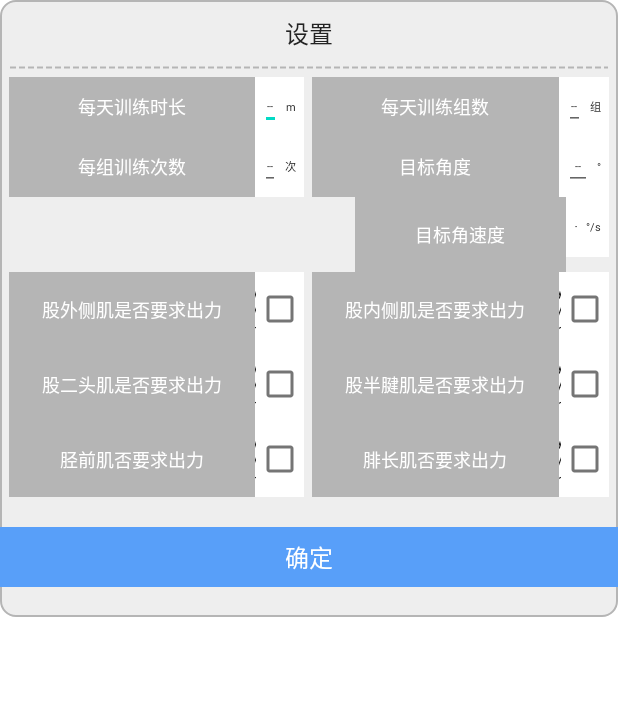
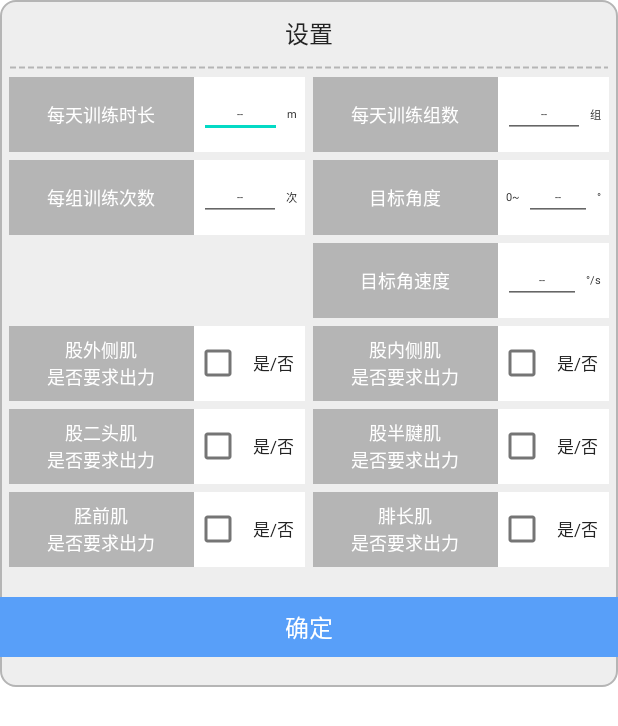
Before and after one commit to lyx0206331/OrthRecNursing, an Android app: the layout dialog_setting.xml on its own in the app's theme, with its tools: preview values and no code run, on a phone screen of 412 x 824 dp. Shown: the top 726 px of the screen. Run offline under Robolectric (Android 15) with nearby library versions, the phone set to English and light mode, and no system bars.

Commit message:
1.图表显示x坐标最大值从1000修改到100 2.优化设置界面 3.计时功能由设备处理，不在自动计算

```diff
--- a/app/build.gradle
+++ b/app/build.gradle
@@ -13,8 +13,8 @@ android {
         applicationId "com.chwishay.orthrecnursing"
         minSdk 21
         targetSdk 31
-        versionCode 1
-        versionName "1.1"
+        versionCode 3
+        versionName "1.2"
 
         testInstrumentationRunner "androidx.test.runner.AndroidJUnitRunner"
     }
--- a/app/src/main/res/layout/dialog_setting.xml
+++ b/app/src/main/res/layout/dialog_setting.xml
@@ -52,34 +52,44 @@
                     app:eet_suf_text="组"
                     app:eet_center_text="--"/>
             </TableRow>
-            <TableRow>
+            <TableRow android:layout_marginTop="@dimen/inner_frame_layout_padding">
+
                 <TextView
                     style="@style/textStyle_l"
                     android:text="@string/group_training_num" />
+
                 <com.chwishay.orthrecnursing.views.ExpandableEditText
                     android:id="@+id/etGroupTrainingNum"
                     style="@style/eetStyle"
                     app:eet_suf_text="次"
-                    app:eet_center_text="--"/>
+                    app:eet_center_text="--" />
+
                 <TextView
                     style="@style/textStyle_l"
                     android:layout_marginLeft="@dimen/inner_frame_layout_padding"
                     android:text="@string/target_angle" />
+
                 <com.chwishay.orthrecnursing.views.ExpandableEditText
                     android:id="@+id/etTargetAngle"
                     style="@style/eetStyle"
+                    android:paddingStart="5dp"
+                    app:eet_pre_text="0~"
                     app:eet_suf_text="°"
                     app:eet_center_text="--" />
             </TableRow>
-            <TableRow>
+
+            <TableRow android:layout_marginTop="@dimen/inner_frame_layout_padding">
+
                 <TextView
                     style="@style/textStyle_l"
                     android:text="@string/setting_joint_active_range"
-                    android:visibility="invisible"/>
+                    android:visibility="invisible" />
+
                 <TextView
                     style="@style/textStyle_v"
                     android:text="--°"
-                    android:visibility="invisible"/>
+                    android:visibility="invisible" />
+
                 <TextView
                     style="@style/textStyle_l"
                     android:layout_marginLeft="@dimen/inner_frame_layout_padding"
@@ -91,13 +101,16 @@
                     app:eet_center_text="--" />
             </TableRow>
 
-            <TableRow>
+            <TableRow android:layout_marginTop="@dimen/inner_frame_layout_padding">
+
                 <TextView
                     style="@style/textStyle_l"
                     android:text="@string/lateral_femoral_muscle_if_work" />
+
                 <CheckBox
                     android:id="@+id/cbLateralFemoralMuscleIfWork"
-                    style="@style/checkboxStyle"/>
+                    style="@style/checkboxStyle" />
+
                 <TextView
                     style="@style/textStyle_l"
                     android:layout_marginLeft="@dimen/inner_frame_layout_padding"
@@ -106,13 +119,17 @@
                     android:id="@+id/cbMedialFemoralMuscleIfWork"
                     style="@style/checkboxStyle" />
             </TableRow>
-            <TableRow>
+
+            <TableRow android:layout_marginTop="@dimen/inner_frame_layout_padding">
+
                 <TextView
                     style="@style/textStyle_l"
                     android:text="@string/biceps_femoris_if_work" />
+
                 <CheckBox
                     android:id="@+id/cbBicepsFemorisIfWork"
                     style="@style/checkboxStyle" />
+
                 <TextView
                     style="@style/textStyle_l"
                     android:layout_marginLeft="@dimen/inner_frame_layout_padding"
@@ -121,13 +138,17 @@
                     android:id="@+id/cbSemitendinosusFemorisIfWork"
                     style="@style/checkboxStyle" />
             </TableRow>
-            <TableRow>
+
+            <TableRow android:layout_marginTop="@dimen/inner_frame_layout_padding">
+
                 <TextView
                     style="@style/textStyle_l"
                     android:text="@string/anterior_tibial_tendon_if_work" />
+
                 <CheckBox
                     android:id="@+id/cbAnteriorTibialTendonIfWork"
                     style="@style/checkboxStyle" />
+
                 <TextView
                     style="@style/textStyle_l"
                     android:layout_marginLeft="@dimen/inner_frame_layout_padding"
--- a/app/src/main/res/values/strings.xml
+++ b/app/src/main/res/values/strings.xml
@@ -55,12 +55,12 @@
     <string name="current_training_group">当前训练组数</string>
     <string name="target_angle">目标角度</string>
     <string name="target_angle_velocity">目标角速度</string>
-    <string name="lateral_femoral_muscle_if_work">股外侧肌是否要求出力</string>
-    <string name="medial_femoral_muscle_if_work">股内侧肌是否要求出力</string>
-    <string name="biceps_femoris_if_work">股二头肌是否要求出力</string>
-    <string name="semitendinosus_femoris_if_work">股半腱肌是否要求出力</string>
-    <string name="anterior_tibial_tendon_if_work">胫前肌否要求出力</string>
-    <string name="peroneal_muscle_if_work">腓长肌否要求出力</string>
+    <string name="lateral_femoral_muscle_if_work">股外侧肌\n是否要求出力</string>
+    <string name="medial_femoral_muscle_if_work">股内侧肌\n是否要求出力</string>
+    <string name="biceps_femoris_if_work">股二头肌\n是否要求出力</string>
+    <string name="semitendinosus_femoris_if_work">股半腱肌\n是否要求出力</string>
+    <string name="anterior_tibial_tendon_if_work">胫前肌\n是否要求出力</string>
+    <string name="peroneal_muscle_if_work">腓长肌\n是否要求出力</string>
     <string name="confirm">确定</string>
 
     <string name="joint_angle_curve">关节角度曲线</string>
--- a/app/src/main/res/values/styles.xml
+++ b/app/src/main/res/values/styles.xml
@@ -15,7 +15,6 @@
     <style name="textStyle_l">
         <item name="android:layout_width">0dp</item>
         <item name="android:layout_height">match_parent</item>
-        <item name="android:padding">0dp</item>
         <item name="android:layout_weight">5</item>
         <item name="android:gravity">center</item>
         <item name="android:background">@color/gray_B5</item>
@@ -36,26 +35,28 @@
     <style name="checkboxStyle" parent="Widget.AppCompat.CompoundButton.CheckBox">
         <item name="android:layout_width">0dp</item>
         <item name="android:layout_height">50dp</item>
-        <item name="android:layout_weight">1</item>
+        <item name="android:layout_weight">3</item>
         <item name="android:gravity">center</item>
         <item name="android:layout_gravity">center</item>
         <item name="android:background">@color/white</item>
         <item name="android:textSize">11sp</item>
         <item name="android:textColor">@color/black_232323</item>
-        <item name="android:text">y/n</item>
-        <item name="android:layoutDirection">rtl</item>
+        <item name="android:text">是/否</item>
+        <item name="android:layoutDirection">ltr</item>
     </style>
 
     <style name="eetStyle">
         <item name="android:layout_width">0dp</item>
-        <item name="android:layout_height">40dp</item>
-        <item name="android:layout_weight">1</item>
+        <item name="android:layout_height">50dp</item>
+        <item name="android:layout_weight">3</item>
         <item name="android:background">@color/white</item>
         <item name="android:paddingRight">5dp</item>
         <item name="eet_center_textColor">@color/black_232323</item>
         <item name="eet_center_textSize">5sp</item>
         <item name="eet_suf_textColor">@color/black_232323</item>
         <item name="eet_suf_textSize">5sp</item>
+        <item name="eet_pre_textColor">@color/black_232323</item>
+        <item name="eet_pre_textSize">5sp</item>
         <item name="eet_isCenterEditable">true</item>
         <item name="eet_center_inputType">number</item>
     </style>
```
Also changed, not shown: app/src/main/java/com/chwishay/orthrecnursing/DialogHelper.kt (+14 -2 lines), app/src/main/java/com/chwishay/orthrecnursing/DispatchUtil.kt (+75 -47 lines), app/src/main/java/com/chwishay/orthrecnursing/MainActivity.kt (+49 -28 lines), 3 other files.
